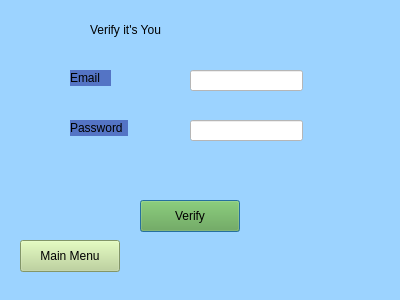
Before: the Qt Designer form verify.ui in ban2224/capstone_motor, drawn with Qt 5.
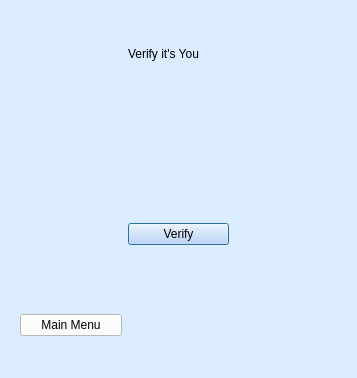
After: the same form once the commit is applied.

```diff
--- a/verify.ui
+++ b/verify.ui
@@ -6,128 +6,185 @@
    <rect>
     <x>0</x>
     <y>0</y>
-    <width>400</width>
-    <height>300</height>
+    <width>357</width>
+    <height>378</height>
    </rect>
   </property>
   <property name="windowTitle">
    <string>Dialog</string>
   </property>
   <property name="styleSheet">
-   <string notr="true">background: rgb(156, 211, 255)</string>
+   <string notr="true">background:rgb(219, 236, 255)</string>
   </property>
-  <widget class="QPushButton" name="verifybutton">
-   <property name="geometry">
-    <rect>
-     <x>140</x>
-     <y>200</y>
-     <width>100</width>
-     <height>32</height>
-    </rect>
-   </property>
+  <layout class="QVBoxLayout" name="verticalLayout_2">
+   <item>
+    <widget class="QWidget" name="widget" native="true">
+     <layout class="QHBoxLayout" name="horizontalLayout_5">
+      <item>
+       <widget class="QWidget" name="widget_14" native="true"/>
+      </item>
+      <item>
+       <widget class="QLabel" name="label_2">
    <property name="styleSheet">
-    <string notr="true">background:rgb(101, 165, 64)</string>
+         <string notr="true">
+font: 700 italic 25pt &quot;Georgia&quot;;
+</string>
    </property>
    <property name="text">
-    <string>Verify</string>
-   </property>
-  </widget>
-  <widget class="QLineEdit" name="password_li">
-   <property name="geometry">
-    <rect>
-     <x>190</x>
-     <y>120</y>
-     <width>113</width>
-     <height>21</height>
-    </rect>
-   </property>
-   <property name="styleSheet">
-    <string notr="true">background: white
-</string>
-   </property>
-  </widget>
-  <widget class="QLineEdit" name="ea_li">
-   <property name="geometry">
-    <rect>
-     <x>190</x>
-     <y>70</y>
-     <width>113</width>
-     <height>21</height>
-    </rect>
-   </property>
-   <property name="styleSheet">
-    <string notr="true">background: white
-</string>
-   </property>
-  </widget>
+         <string>Verify it's You</string>
+        </property>
+       </widget>
+      </item>
+      <item>
+       <widget class="QWidget" name="widget_15" native="true"/>
+      </item>
+     </layout>
+    </widget>
+   </item>
+   <item>
+    <widget class="QWidget" name="widget_11" native="true">
+     <layout class="QVBoxLayout" name="verticalLayout">
+      <item>
+       <widget class="QWidget" name="widget_17" native="true">
+        <layout class="QHBoxLayout" name="horizontalLayout_6">
+         <item>
+          <widget class="QWidget" name="widget_10" native="true"/>
+         </item>
+         <item>
+          <widget class="QWidget" name="widget_2" native="true">
   <widget class="QLabel" name="label">
    <property name="geometry">
     <rect>
-     <x>70</x>
-     <y>70</y>
-     <width>41</width>
+              <x>12</x>
+              <y>12</y>
+              <width>33</width>
      <height>16</height>
     </rect>
    </property>
    <property name="styleSheet">
-    <string notr="true">background:rgb(84, 116, 197)
+             <string notr="true">
 </string>
    </property>
    <property name="text">
     <string>Email</string>
    </property>
   </widget>
+           <widget class="QLineEdit" name="ea_li">
+            <property name="geometry">
+             <rect>
+              <x>53</x>
+              <y>12</y>
+              <width>125</width>
+              <height>21</height>
+             </rect>
+            </property>
+            <property name="styleSheet">
+             <string notr="true">background: white
+</string>
+            </property>
+           </widget>
+          </widget>
+         </item>
+         <item>
+          <widget class="QWidget" name="widget_12" native="true"/>
+         </item>
+        </layout>
+       </widget>
+      </item>
+      <item>
+       <widget class="QWidget" name="widget_18" native="true">
+        <layout class="QHBoxLayout" name="horizontalLayout_7">
+         <item>
+          <widget class="QWidget" name="widget_19" native="true"/>
+         </item>
+         <item>
+          <widget class="QWidget" name="widget_3" native="true">
   <widget class="QLabel" name="label_3">
    <property name="geometry">
     <rect>
-     <x>70</x>
-     <y>120</y>
-     <width>58</width>
+              <x>12</x>
+              <y>12</y>
+              <width>60</width>
      <height>16</height>
     </rect>
    </property>
    <property name="styleSheet">
-    <string notr="true">background:rgb(84, 116, 197)
-</string>
+             <string notr="true"/>
    </property>
    <property name="text">
     <string>Password</string>
    </property>
   </widget>
-  <widget class="QLabel" name="label_2">
+           <widget class="QLineEdit" name="password_li">
    <property name="geometry">
     <rect>
-     <x>90</x>
-     <y>9</y>
-     <width>191</width>
-     <height>41</height>
+              <x>80</x>
+              <y>12</y>
+              <width>125</width>
+              <height>21</height>
     </rect>
    </property>
    <property name="styleSheet">
-    <string notr="true">
-font: 700 italic 25pt &quot;Georgia&quot;;
+             <string notr="true">background: white
 </string>
    </property>
+           </widget>
+          </widget>
+         </item>
+         <item>
+          <widget class="QWidget" name="widget_20" native="true"/>
+         </item>
+        </layout>
+       </widget>
+      </item>
+     </layout>
+    </widget>
+   </item>
+   <item>
+    <widget class="QWidget" name="widget_4" native="true">
+     <layout class="QHBoxLayout" name="horizontalLayout_3">
+      <item>
+       <widget class="QWidget" name="widget_5" native="true"/>
+      </item>
+      <item>
+       <widget class="QPushButton" name="verifybutton">
+        <property name="styleSheet">
+         <string notr="true">background-color:rgb(190, 213, 255)</string>
+        </property>
    <property name="text">
-    <string>Verify it's You</string>
-   </property>
-  </widget>
+         <string>Verify</string>
+        </property>
+       </widget>
+      </item>
+      <item>
+       <widget class="QWidget" name="widget_6" native="true"/>
+      </item>
+     </layout>
+    </widget>
+   </item>
+   <item>
+    <widget class="QWidget" name="widget_7" native="true">
+     <layout class="QHBoxLayout" name="horizontalLayout_4">
+      <item>
   <widget class="QPushButton" name="backtoMain2">
-   <property name="geometry">
-    <rect>
-     <x>20</x>
-     <y>240</y>
-     <width>100</width>
-     <height>32</height>
-    </rect>
-   </property>
    <property name="styleSheet">
-    <string notr="true">background:rgb(184, 210, 146)</string>
+         <string notr="true">background:rgb(255, 255, 255)</string>
    </property>
    <property name="text">
     <string>Main Menu</string>
    </property>
   </widget>
+      </item>
+      <item>
+       <widget class="QWidget" name="widget_8" native="true"/>
+      </item>
+      <item>
+       <widget class="QWidget" name="widget_9" native="true"/>
+      </item>
+     </layout>
+    </widget>
+   </item>
+  </layout>
  </widget>
  <resources/>
  <connections/>
```
Lines whose indentation alone changed are shown as unchanged.
